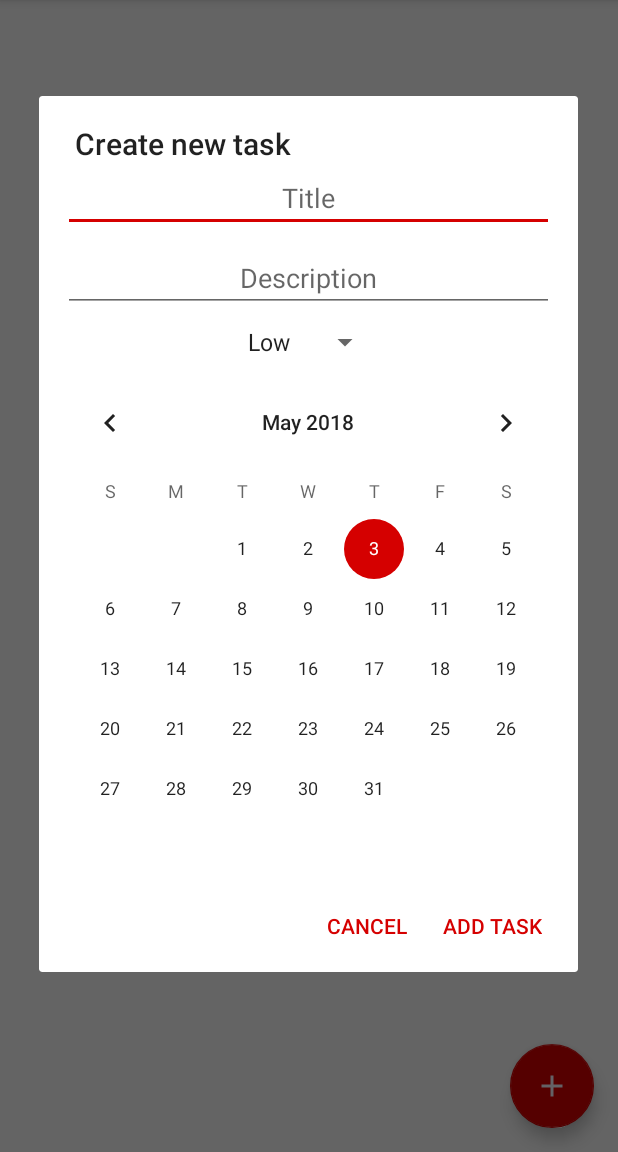
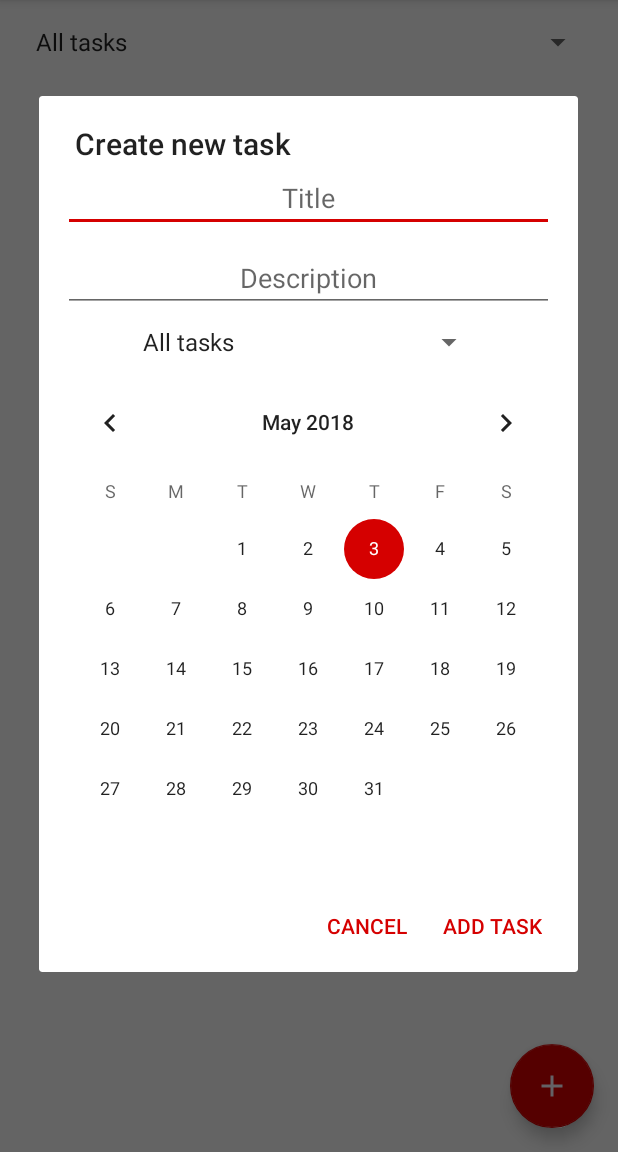
Before and after one commit to anvukelic/ADAZadaca, an Android app: the screen it shows after launch (TaskActivity), after a tap on an icon or button, on a phone screen of 412 x 824 dp, the part 84-1236 px from its top. Run offline under Robolectric (Android 15) with nearby library versions, the phone set to English and light mode, and no system bars; our stand-ins replace ButterKnife.

Commit message:
Sorting by priority added

```diff
--- a/app/src/main/java/ada/osc/taskie/NewTaskDialogFragment.java
+++ b/app/src/main/java/ada/osc/taskie/NewTaskDialogFragment.java
@@ -1,37 +1,26 @@
 package ada.osc.taskie;
 
-import android.app.Activity;
 import android.app.AlertDialog;
 import android.app.Dialog;
 import android.app.DialogFragment;
 import android.content.Context;
 import android.content.DialogInterface;
-import android.content.SharedPreferences;
-import android.graphics.Rect;
 import android.os.Bundle;
 import android.support.annotation.NonNull;
-import android.support.v7.widget.RecyclerView;
 import android.view.LayoutInflater;
-import android.view.MotionEvent;
 import android.view.View;
-import android.view.inputmethod.InputMethodManager;
 import android.widget.ArrayAdapter;
 import android.widget.CalendarView;
 import android.widget.EditText;
 import android.widget.Spinner;
 import android.widget.Toast;
 
-import com.google.gson.Gson;
-import com.google.gson.GsonBuilder;
-
 import java.util.Calendar;
 import java.util.Date;
 
-import ada.osc.taskie.model.Task;
 import ada.osc.taskie.ui.TaskActivity;
 import butterknife.BindView;
 import butterknife.ButterKnife;
-import butterknife.OnClick;
 
 /**
  * Created by avukelic on 28-Apr-18.
@@ -39,12 +28,10 @@ import butterknife.OnClick;
 public class NewTaskDialogFragment extends DialogFragment {
 
     public interface OnAddListener {
-        void sendTaskData(String title, String description, int priority, Date date);
+        void sendTaskData(String title, String description, int priority, Date date, int action, int taskId);
     }
 
     public OnAddListener mOnAddListener;
-
-    private static final String priorityList[] = {"Low", "Med", "High"};
 
     @BindView(R.id.edittext_newtask_title)
     EditText mTitle;
@@ -57,13 +44,17 @@ public class NewTaskDialogFragment extends DialogFragment {
 
     Calendar selectedDate;
 
-
     @Override
     public Dialog onCreateDialog(Bundle savedInstanceState) {
         LayoutInflater inflater = getActivity().getLayoutInflater();
         View view = inflater.inflate(R.layout.dialog_creating_task, null);
 
         ButterKnife.bind(this, view);
+        if (getArguments().getInt("action") == TaskActivity.CREATE_TASK_ACTION) {
+            createAction();
+        } else {
+            updateAction(getArguments().getString("title"), getArguments().getString("description"), getArguments().getLong("date"));
+        }
         selectedDate = Calendar.getInstance();
         selectedDate.setTimeInMillis(mDate.getDate());
         mDate.setOnDateChangeListener(new CalendarView.OnDateChangeListener() {
@@ -72,24 +63,16 @@ public class NewTaskDialogFragment extends DialogFragment {
                 selectedDate.set(year, month, dayOfMonth);
             }
         });
+        return createAlertDialog(view);
+    }
 
-        setupPrioritySpinner();
-
+    //Build AlertDialog
+    //Override positive button to prevent closing DialogFragment when any field is empty
+    //Or date is before today
+    public AlertDialog createAlertDialog(View view) {
         AlertDialog.Builder builder = new AlertDialog.Builder(getActivity());
-        builder.setView(view)
-                .setTitle("Create new task")
-                .setPositiveButton(R.string.add_newtask, new DialogInterface.OnClickListener() {
-                    @Override
-                    public void onClick(DialogInterface dialog, int which) {
-
-                    }
-                })
-                .setNegativeButton(R.string.cancel, new DialogInterface.OnClickListener() {
-                    @Override
-                    public void onClick(DialogInterface dialog, int which) {
-                        getDialog().dismiss();
-                    }
-                });
+        builder.setView(view);
+        builder = createDialog(builder);
 
         AlertDialog dialog = builder.create();
         dialog.show();
@@ -113,20 +96,55 @@ public class NewTaskDialogFragment extends DialogFragment {
                     mOnAddListener.sendTaskData(
                             mTitle.getText().toString(),
                             mDescription.getText().toString(),
-                            mPriority.getSelectedItemPosition() + 1,
-                            selectedDate.getTime());
+                            mPriority.getSelectedItemPosition(),
+                            selectedDate.getTime(),
+                            getArguments().getInt("action"),
+                            getArguments().getInt("taskId"));
                     getDialog().dismiss();
                 }
             }
         });
-
         return dialog;
     }
 
+    //Set title and set buttons on AlertDialogBuilder
+    public AlertDialog.Builder createDialog(AlertDialog.Builder builder) {
+        if (getArguments().getInt("action") == TaskActivity.CREATE_TASK_ACTION) {
+            builder.setTitle("Create new task")
+                    .setPositiveButton(R.string.add_newtask, new DialogInterface.OnClickListener() {
+                        @Override
+                        public void onClick(DialogInterface dialog, int which) {
 
+                        }
+                    })
+                    .setNegativeButton(R.string.cancel, new DialogInterface.OnClickListener() {
+                        @Override
+                        public void onClick(DialogInterface dialog, int which) {
+                            getDialog().dismiss();
+                        }
+                    });
+        } else {
+            builder.setTitle("Update task")
+                    .setPositiveButton(R.string.update_task, new DialogInterface.OnClickListener() {
+                        @Override
+                        public void onClick(DialogInterface dialog, int which) {
+
+                        }
+                    })
+                    .setNegativeButton(R.string.cancel, new DialogInterface.OnClickListener() {
+                        @Override
+                        public void onClick(DialogInterface dialog, int which) {
+                            getDialog().dismiss();
+                        }
+                    });
+        }
+        return builder;
+    }
+
+    //Setup priority spinner to show strings from R.array.priority_level_list
     public void setupPrioritySpinner() {
-        ArrayAdapter<String> adapter = new ArrayAdapter<>(getActivity(),
-                android.R.layout.simple_spinner_item, priorityList);
+        ArrayAdapter<CharSequence> adapter = ArrayAdapter.createFromResource(getActivity(),
+                R.array.prirority_sort_type_list, android.R.layout.simple_spinner_item);
 
         adapter.setDropDownViewResource(android.R.layout.simple_spinner_dropdown_item);
         mPriority.setAdapter(adapter);
@@ -142,6 +160,7 @@ public class NewTaskDialogFragment extends DialogFragment {
         }
     }
 
+    //Check if date is in past
     public boolean isValidDate() {
         Calendar cal = Calendar.getInstance();
         cal.setTimeInMillis(mDate.getDate());
@@ -156,7 +175,7 @@ public class NewTaskDialogFragment extends DialogFragment {
 
         if (yearSelected <= yearNow) {
             if (monthSelected <= monthNow) {
-                if (daySelected < dayNow){
+                if (daySelected < dayNow) {
                     return false;
                 }
             }
@@ -164,5 +183,18 @@ public class NewTaskDialogFragment extends DialogFragment {
         return true;
     }
 
+    //On createDialog check what action user want to make
+    //On updateAction populate fields with data from item to update
+    private void createAction() {
+        setupPrioritySpinner();
+    }
+    private void updateAction(String title, String description, Long date) {
+        mTitle.setText(title);
+        mDescription.setText(description);
+        mDate.setDate(date);
+        mPriority.setVisibility(View.GONE);
+
+    }
+
 
 }
--- a/app/src/main/java/ada/osc/taskie/TaskClickListener.java
+++ b/app/src/main/java/ada/osc/taskie/TaskClickListener.java
@@ -1,4 +1,6 @@
 package ada.osc.taskie;
+
+import android.view.View;
 
 import ada.osc.taskie.model.Task;
 
@@ -6,5 +8,5 @@ import ada.osc.taskie.model.Task;
  * Created by avukelic on 30-Apr-18.
  */
 public interface TaskClickListener {
-    void onClick(Task task, int itemId);
+    void onClick(Task task, int itemId, View v);
 }
--- a/app/src/main/java/ada/osc/taskie/TaskRepository.java
+++ b/app/src/main/java/ada/osc/taskie/TaskRepository.java
@@ -1,5 +1,7 @@
 package ada.osc.taskie;
 
+import java.util.Collections;
+import java.util.Comparator;
 import java.util.List;
 
 import ada.osc.taskie.model.Task;
@@ -33,9 +35,12 @@ public class TaskRepository {
         mDatabase.delete(task);
     }
 
+    public void deleteAll(){mDatabase.deleteAll();}
+
     public void updateTaskPriority(Task task){mDatabase.updateTaskPriorty(task);}
 
-    public List<Task> getTasks(){
-        return mDatabase.getTasks();
+    public List<Task> getTasks(int sortType){
+        return mDatabase.getTasks(sortType);
     }
+
 }
--- a/app/src/main/java/ada/osc/taskie/persistence/FakeDatabase.java
+++ b/app/src/main/java/ada/osc/taskie/persistence/FakeDatabase.java
@@ -1,6 +1,8 @@
 package ada.osc.taskie.persistence;
 
 import java.util.ArrayList;
+import java.util.Collections;
+import java.util.Comparator;
 import java.util.List;
 
 import ada.osc.taskie.model.Task;
@@ -9,6 +11,10 @@ import ada.osc.taskie.model.Task;
  * Created by avukelic on 28-Apr-18.
  */
 public class FakeDatabase {
+
+    public static final int FILTER_ALL = 0;
+    public static final int FILTER_ASC = 1;
+    public static final int FILTER_DESC = 2;
 
     List<Task> mTasks = new ArrayList<>();
 
@@ -20,16 +26,36 @@ public class FakeDatabase {
         mTasks.remove(task);
     }
 
+    public void deleteAll(){mTasks.removeAll(mTasks);}
+
     public void updateTaskPriorty(Task task) {
-        if (task.getPriority() >= 3) {
-            task.setPriority(0);
-        } else {
-            task.setPriority(task.getPriority() + 1);
+        task.updateTaskPriority(task);
+    }
+
+    public List<Task> getTasks(int sortType) {
+        List<Task> sortedList = new ArrayList<>();
+        sortedList.addAll(mTasks);
+        switch (sortType) {
+            case FILTER_ALL:
+                return new ArrayList<>(mTasks);
+            case FILTER_ASC:
+                Collections.sort(sortedList, new Comparator<Task>() {
+                    @Override
+                    public int compare(Task t1, Task t2) {
+                        return Integer.compare(t1.getPriority(), t2.getPriority());
+                    }
+                });
+                break;
+            case FILTER_DESC:
+                Collections.sort(sortedList, new Comparator<Task>() {
+                    @Override
+                    public int compare(Task t1, Task t2) {
+                        return Integer.compare(t2.getPriority(), t1.getPriority());
+                    }
+                });
+                break;
         }
+        return sortedList;
 
     }
-
-    public List<Task> getTasks() {
-        return new ArrayList<>(mTasks);
-    }
 }
--- a/app/src/main/java/ada/osc/taskie/ui/TaskActivity.java
+++ b/app/src/main/java/ada/osc/taskie/ui/TaskActivity.java
@@ -3,7 +3,6 @@ package ada.osc.taskie.ui;
 import android.app.DialogFragment;
 import android.content.Context;
 import android.content.SharedPreferences;
-import android.graphics.Rect;
 import android.os.Bundle;
 import android.support.design.widget.FloatingActionButton;
 import android.support.v7.app.AppCompatActivity;
@@ -11,15 +10,13 @@ import android.support.v7.widget.DefaultItemAnimator;
 import android.support.v7.widget.LinearLayoutManager;
 import android.support.v7.widget.RecyclerView;
 import android.support.v7.widget.Toolbar;
-import android.view.LayoutInflater;
 import android.view.Menu;
 import android.view.MenuItem;
-import android.view.MotionEvent;
 import android.view.View;
-import android.view.inputmethod.InputMethodManager;
-import android.widget.EditText;
-import android.widget.ImageView;
+import android.widget.AdapterView;
+import android.widget.ArrayAdapter;
 import android.widget.PopupMenu;
+import android.widget.Spinner;
 
 import com.google.gson.Gson;
 import com.google.gson.reflect.TypeToken;
@@ -33,9 +30,9 @@ import ada.osc.taskie.R;
 import ada.osc.taskie.TaskClickListener;
 import ada.osc.taskie.TaskRepository;
 import ada.osc.taskie.model.Task;
+import ada.osc.taskie.persistence.FakeDatabase;
 import butterknife.BindView;
 import butterknife.ButterKnife;
-import butterknife.OnClick;
 
 public class TaskActivity extends AppCompatActivity implements NewTaskDialogFragment.OnAddListener {
 
@@ -43,47 +40,37 @@ public class TaskActivity extends AppCompatActivity implements NewTaskDialogFrag
     public static final String DB_PREFS = "dbPrefs";
     public static final String TASK_JSON = "taskJson";
     public static final String CREATE_TASK_TAG = "createTaskDialog";
+    public static final int CREATE_TASK_ACTION = 10;
+    public static final int UPDATE_TASK_ACTION = 20;
 
     private TaskRepository mTaskRepository = TaskRepository.getInstance();
 
+    private int mSortType;
+
+    @BindView(R.id.spinner_task_priority)
+    Spinner mFilter;
     @BindView(R.id.recycler_view_tasks)
     RecyclerView mRecyclerView;
     private TaskAdapter mAdapter;
+
     TaskClickListener mListener = new TaskClickListener() {
         @Override
-        public void onClick(final Task task, int itemId) {
-            /*PopupMenu popupMenu = new PopupMenu(TaskActivity.this, mItemMenu);
-            popupMenu.getMenuInflater().inflate(R.menu.popup_item_options_menu, popupMenu.getMenu());
-            popupMenu.setOnMenuItemClickListener(new PopupMenu.OnMenuItemClickListener() {
-                public boolean onMenuItemClick(MenuItem item) {
-                    switch(item.getItemId()){
-                        case 0:
-                            mTaskRepository.delete(task);
-                            break;
-                        case 1:
-                            break;
-                        default:
-
-                    }
-                    return true;
-                }
-            });
-            popupMenu.show();*/
-            switch(itemId){
-                case R.id.imageview_recyclerview_item_menu:
-                    mTaskRepository.delete(task);
+        public void onClick(final Task task, int itemId, View view) {
+            switch (itemId) {
+                case R.id.textview_recyclerview_item_menu:
+                    showPopUp(task, view);
                     break;
                 case R.id.imageview_recyclerview_priority:
                     mTaskRepository.updateTaskPriority(task);
-                    System.out.println(mTaskRepository.getTasks().get(mTaskRepository.getTasks().indexOf(task)).getPriority());
                     break;
                 default:
             }
-            mAdapter.refreshData(mTaskRepository.getTasks());
+            mAdapter.refreshData(mTaskRepository.getTasks(mSortType));
 
         }
 
     };
+
 
     @Override
     protected void onCreate(Bundle savedInstanceState) {
@@ -93,20 +80,147 @@ public class TaskActivity extends AppCompatActivity implements NewTaskDialogFrag
         setSupportActionBar(toolbar);
 
         ButterKnife.bind(this);
+
         //getSharedPreferences(DB_PREFS, MODE_PRIVATE).edit().clear().apply();
+        setUpRecyclerView();
+        setupPrioritySpinner();
         getTasksFromSharedPreferences();
-        setUpRecyclerView();
-        mAdapter.refreshData(mTaskRepository.getTasks());
-
+        setupFloatingButton();
+    }
+    /*
+    *Methods called in onCreate
+    */
+    //Setup floating button to showTaskDialogFragment(create action)
+    private void setupFloatingButton() {
         FloatingActionButton fab = findViewById(R.id.fab);
         fab.setOnClickListener(new View.OnClickListener() {
             @Override
             public void onClick(View view) {
-                showCreateTaskDialog();
+                showTaskDialogFragment(0, CREATE_TASK_ACTION, null, null, null);
+            }
+        });
+    }
+    private void setUpRecyclerView() {
+        mAdapter = new TaskAdapter(mListener);
+        RecyclerView.LayoutManager llm = new LinearLayoutManager(getApplicationContext());
+        mRecyclerView.setLayoutManager(llm);
+        mRecyclerView.setItemAnimator(new DefaultItemAnimator());
+        mRecyclerView.setAdapter(mAdapter);
+    }
+    //Get task list from SharedPreferences
+    private void getTasksFromSharedPreferences() {
+        Gson gson = new Gson();
+        List<Task> tasks;
+        SharedPreferences sharedPref = getApplicationContext().getSharedPreferences(DB_PREFS, Context.MODE_PRIVATE);
+        String jsonPreferences = sharedPref.getString(TASK_JSON, "");
+        Type type = new TypeToken<List<Task>>() {
+        }.getType();
+        tasks = gson.fromJson(jsonPreferences, type);
+        System.out.println(jsonPreferences);
+        mTaskRepository.deleteAll();
+        if (jsonPreferences.trim().length() > 0) {
+            for (Task task : tasks) {
+                mTaskRepository.save(task);
+            }
+        }
+    }
+
+    //Save list as json in SharedPreferences
+    private void putTasksInSharedPreferences() {
+        Gson gson = new Gson();
+        String json = gson.toJson(mTaskRepository.getTasks(FakeDatabase.FILTER_ALL));
+        System.out.println(json);
+        getSharedPreferences(DB_PREFS, MODE_PRIVATE).edit().putString(TASK_JSON, json).apply();
+    }
+
+
+    //Lifecycle methods
+    @Override
+    protected void onStop() {
+        super.onStop();
+        putTasksInSharedPreferences();
+    }
+
+    //Show task dialog
+    //Two different calls: create and update
+    private void showTaskDialogFragment(int taskId, int action, String title, String description, Date date) {
+        DialogFragment createTaskDialogFragment = new NewTaskDialogFragment();
+        Bundle args = new Bundle();
+        args.putInt("action", action);
+        if (action == UPDATE_TASK_ACTION) {
+            args.putInt("taskId", taskId);
+            args.putString("title", title);
+            args.putString("description", description);
+            args.putLong("date", date.getTime());
+        }
+        createTaskDialogFragment.setArguments(args);
+        createTaskDialogFragment.show(this.getFragmentManager(), CREATE_TASK_TAG);
+    }
+
+    //Setup priority spinner to show strings from R.array.priority_sort_type_list
+    public void setupPrioritySpinner() {
+        ArrayAdapter<CharSequence> adapter = ArrayAdapter.createFromResource(this,
+                R.array.prirority_sort_type_list, android.R.layout.simple_spinner_item);
+
+        adapter.setDropDownViewResource(android.R.layout.simple_spinner_dropdown_item);
+        mFilter.setAdapter(adapter);
+        mFilter.setOnItemSelectedListener(new AdapterView.OnItemSelectedListener() {
+            @Override
+            public void onItemSelected(AdapterView<?> parent, View view, int position, long id) {
+                mSortType = mFilter.getSelectedItemPosition();
+                mAdapter.refreshData(mTaskRepository.getTasks(mSortType));
+            }
+
+            @Override
+            public void onNothingSelected(AdapterView<?> parent) {
+                return;
             }
         });
     }
 
+    //Get data from dialog fragment
+    //It depends what action user want to do(create or update)
+    @Override
+    public void sendTaskData(String title, String description, int priority, Date date, int action, int taskId) {
+        if (action == CREATE_TASK_ACTION) {
+            Task task = new Task(title, description, priority, date);
+            mTaskRepository.save(task);
+        } else {
+            Task task = mTaskRepository.getTasks(mSortType).get(taskId);
+            task.setTitle(title);
+            task.setDescription(description);
+            task.setDate(date);
+        }
+        mAdapter.refreshData(mTaskRepository.getTasks(mSortType));
+    }
+
+    //On item options button click pop up window
+    //Check as done option
+    //showTaskDialogFragment(update action)
+    private void showPopUp(final Task task, View v) {
+        PopupMenu popup = new PopupMenu(v.getContext(), v);
+        popup.inflate(R.menu.popup_item_options_menu);
+        popup.setOnMenuItemClickListener(new PopupMenu.OnMenuItemClickListener() {
+            @Override
+            public boolean onMenuItemClick(MenuItem item) {
+                switch (item.getItemId()) {
+                    case R.id.menu_check_as_done:
+                        mTaskRepository.delete(task);
+                        mAdapter.refreshData(mTaskRepository.getTasks(mSortType));
+                        break;
+                    case R.id.menu_update:
+                        int taskId = mTaskRepository.getTasks(mSortType).indexOf(task);
+                        showTaskDialogFragment(taskId, UPDATE_TASK_ACTION, task.getTitle(), task.getDescription(), task.getDate());
+                        break;
+                }
+                return false;
+            }
+        });
+        //displaying the popup
+        popup.show();
+    }
+
+    //Toolbar methods
     @Override
     public boolean onCreateOptionsMenu(Menu menu) {
         // Inflate the menu; this adds items to the action bar if it is present.
@@ -129,61 +243,5 @@ public class TaskActivity extends AppCompatActivity implements NewTaskDialogFrag
         return super.onOptionsItemSelected(item);
     }
 
-    @Override
-    protected void onStop() {
-        super.onStop();
-        putTasksInSharedPreferences();
-    }
-
-
-    private void setUpRecyclerView() {
-        mAdapter = new TaskAdapter(mListener);
-        RecyclerView.LayoutManager llm = new LinearLayoutManager(getApplicationContext());
-        mRecyclerView.setLayoutManager(llm);
-        mRecyclerView.setItemAnimator(new DefaultItemAnimator());
-        mRecyclerView.setAdapter(mAdapter);
-    }
-
-    private void showCreateTaskDialog() {
-        DialogFragment createTaskDialogFragment = new NewTaskDialogFragment();
-        createTaskDialogFragment.show(this.getFragmentManager(), CREATE_TASK_TAG);
-    }
-
-    private void putTasksInSharedPreferences() {
-        Gson gson = new Gson();
-        String json = gson.toJson(mTaskRepository.getTasks());
-        System.out.println(json);
-        getSharedPreferences(DB_PREFS, MODE_PRIVATE).edit().putString(TASK_JSON, json).apply();
-        //getSharedPreferences(DB_PREFS, MODE_PRIVATE).edit().putString(TASK_JSON, "").apply();
-    }
-
-    private void getTasksFromSharedPreferences() {
-        Gson gson = new Gson();
-        List<Task> tasks;
-        SharedPreferences sharedPref = getApplicationContext().getSharedPreferences(DB_PREFS, Context.MODE_PRIVATE);
-        String jsonPreferences = sharedPref.getString(TASK_JSON, "");
-        System.out.println(jsonPreferences);
-        Type type = new TypeToken<List<Task>>() {
-        }.getType();
-        tasks = gson.fromJson(jsonPreferences, type);
-        mTaskRepository.getTasks().clear();
-        if (jsonPreferences.trim().length()>0) {
-            for (Task task : tasks) {
-                mTaskRepository.save(task);
-                System.out.println(task.getTitle());
-            }
-        }
-    }
-
-    @Override
-    public void sendTaskData(String title, String description, int priority, Date date) {
-        Task task = new Task(title,description,priority,date);
-        mTaskRepository.save(task);
-        mAdapter.refreshData(mTaskRepository.getTasks());
-    }
-
-
-
-
 
 }
--- a/app/src/main/res/layout/content_task.xml
+++ b/app/src/main/res/layout/content_task.xml
@@ -10,6 +10,13 @@
     android:orientation="vertical"
     tools:context=".ui.TaskActivity">
 
+    <Spinner
+        android:layout_margin="@dimen/screen_margin"
+        android:id="@+id/spinner_task_priority"
+        android:layout_width="match_parent"
+        android:layout_height="wrap_content"
+        android:layout_gravity="center"
+        android:entries="@array/prirority_sort_type_list"/>
     <android.support.v7.widget.RecyclerView
         android:id="@+id/recycler_view_tasks"
         android:layout_width="match_parent"
--- a/app/src/main/res/menu/popup_item_options_menu.xml
+++ b/app/src/main/res/menu/popup_item_options_menu.xml
@@ -3,11 +3,11 @@
     xmlns:tools="http://schemas.android.com/tools"
     tools:context="ada.osc.taskie.ui.TaskActivity" >
     <item
-        android:id="@+id/one"
+        android:id="@+id/menu_check_as_done"
         android:title="Check as done"/>
 
     <item
-        android:id="@+id/two"
+        android:id="@+id/menu_update"
         android:title="Update"/>
 
 </menu>
--- /dev/null
+++ b/app/src/main/res/values/arrays.xml
@@ -0,0 +1,13 @@
+<?xml version="1.0" encoding="utf-8"?>
+<resources>
+    <string-array name="prirority_sort_type_list">
+        <item>All tasks</item>
+        <item>Sorted by priority(ASC)</item>
+        <item>Sorted by priority(DESC)</item>
+    </string-array>
+    <string-array name="prirority_level_list">
+        <item>Low</item>
+        <item>Med</item>
+        <item>High</item>
+    </string-array>
+</resources>
--- a/app/src/main/res/values/strings.xml
+++ b/app/src/main/res/values/strings.xml
@@ -8,4 +8,5 @@
     <string name="no_title">Title can not be empty</string>
     <string name="no_description">Description can not be empty</string>
     <string name="wrong_date">Date can not be in past</string>
+    <string name="update_task">Update</string>
 </resources>
```
Also changed, not shown: app/src/main/java/ada/osc/taskie/model/Task.java (+16 -0 lines), app/src/main/java/ada/osc/taskie/ui/TaskAdapter.java (+8 -35 lines), app/src/main/res/layout/item_task.xml (+7 -5 lines).
